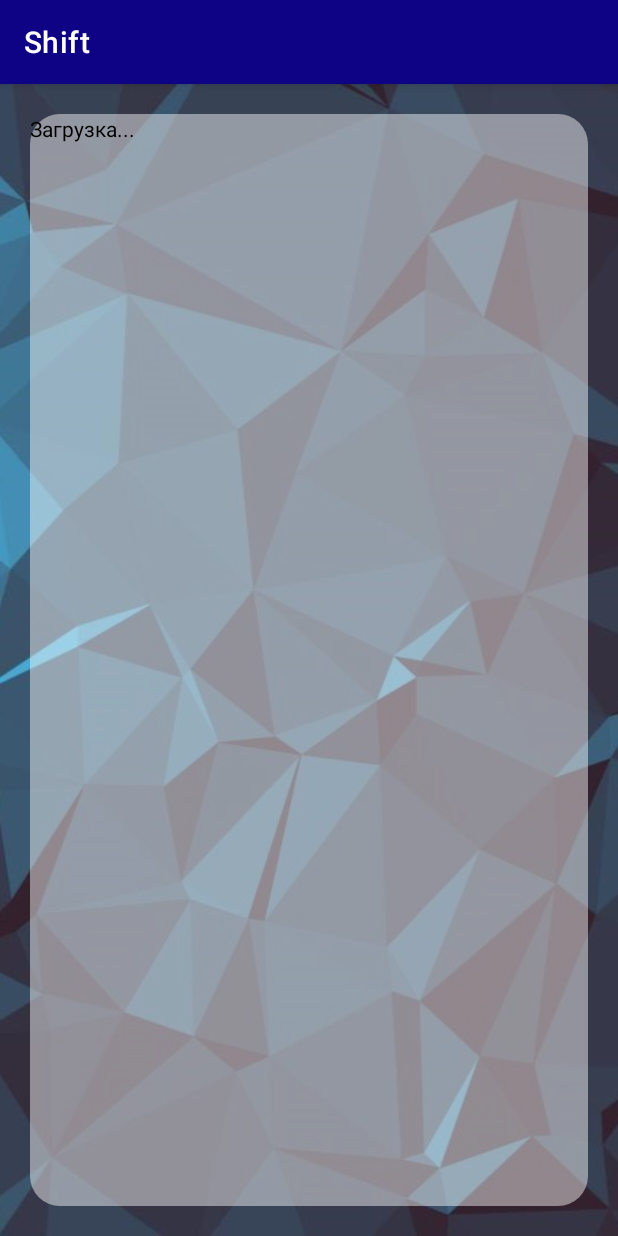
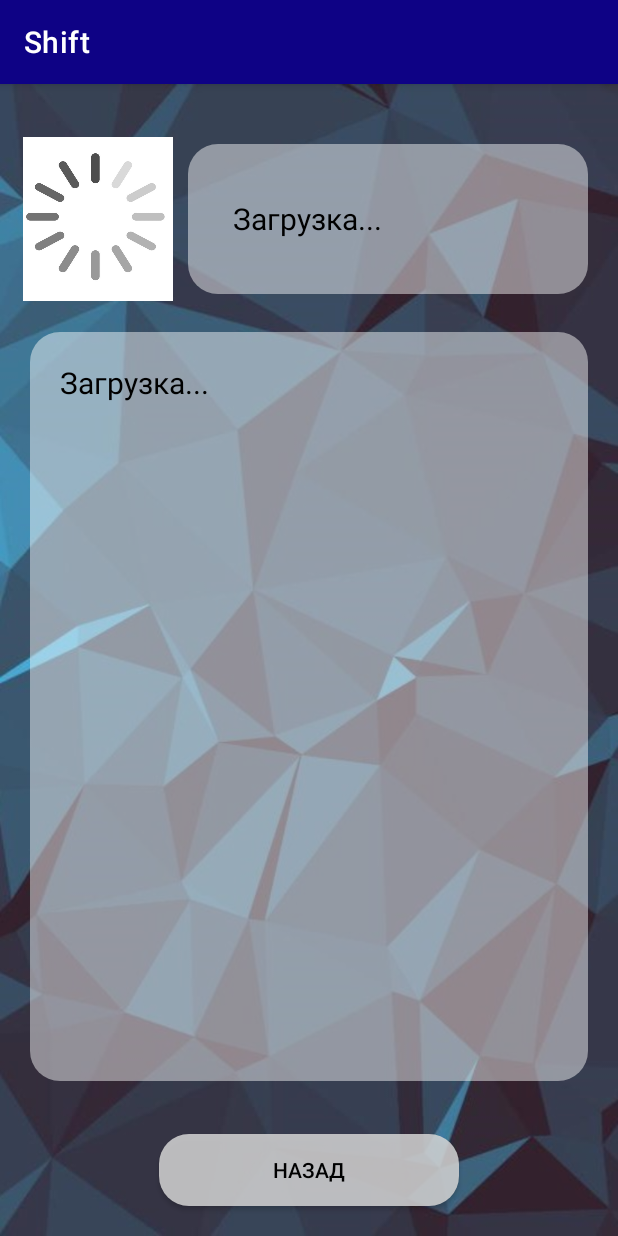
Before and after one commit to AndyCale/Shift, an Android app: the FullInformation screen opened directly, with no data from a screen before it, on a phone screen of 412 x 824 dp. Run offline under Robolectric (Android 15) with nearby library versions, the light colour scheme and no system bars; our stand-ins replace Picasso; network calls fail; pictures from the network do not load.

Commit message:
Added full information about person

```diff
--- a/app/src/main/java/com/example/shift/FullInformation.kt
+++ b/app/src/main/java/com/example/shift/FullInformation.kt
@@ -1,11 +1,14 @@
 package com.example.shift
 
+import android.content.Intent
 import androidx.appcompat.app.AppCompatActivity
 import android.os.Bundle
+import com.example.shift.FullInformation.Companion.number
 import com.example.shift.databinding.ActivityFullInformationBinding
 import com.example.shift.databinding.ActivityMainBinding
 import kotlin.concurrent.thread
 import com.example.shift.MainActivity
+import com.squareup.picasso.Picasso
 
 class FullInformation : AppCompatActivity() {
 
@@ -23,12 +26,20 @@ class FullInformation : AppCompatActivity() {
         _binding = ActivityFullInformationBinding.inflate(layoutInflater)
         setContentView(binding.root)
         val number = getNumber()
+        if (number != null) {
+            binding.nameInFullInfo.text = number[0]
+            binding.fullInfo.text = number[1]
+            Picasso.get().load(number[2]).into(binding.imgInFullInfo)
+        }
 
-
+        binding.btnBack.setOnClickListener{
+            val intent = Intent(this@FullInformation, MainActivity::class.java)
+            startActivity(intent)
+        }
     }
 
-    fun getNumber() : Int {
-        val numPeople = intent.getIntExtra(number, 0)
+    fun getNumber() : Array<out String>? {
+        val numPeople = intent.getStringArrayExtra(number)
         return numPeople
     }
 }
--- a/app/src/main/res/layout/activity_full_information.xml
+++ b/app/src/main/res/layout/activity_full_information.xml
@@ -1,21 +1,61 @@
 <?xml version="1.0" encoding="utf-8"?>
-<androidx.constraintlayout.widget.ConstraintLayout xmlns:android="http://schemas.android.com/apk/res/android"
-    xmlns:app="http://schemas.android.com/apk/res-auto"
+<LinearLayout xmlns:android="http://schemas.android.com/apk/res/android"
     xmlns:tools="http://schemas.android.com/tools"
+    tools:context=".MainActivity"
     android:layout_width="match_parent"
     android:layout_height="match_parent"
-    tools:context=".FullInformation"
-    android:background="@drawable/background">
+    android:orientation="vertical"
+    android:background="@drawable/background"
+    android:paddingTop="20dp">
+
+    <LinearLayout
+        android:layout_width="match_parent"
+        android:layout_height="wrap_content"
+        android:orientation="horizontal"
+        android:paddingEnd="20dp">
+
+        <ImageView
+            android:id="@+id/imgInFullInfo"
+            android:layout_width="120dp"
+            android:layout_height="120dp"
+            android:contentDescription="@string/picture_load"
+            android:src="@drawable/pic_loading"
+            style="@style/imagePeople">
+        </ImageView>
+
+        <TextView
+            android:id="@+id/nameInFullInfo"
+            android:layout_width="match_parent"
+            android:layout_height="100dp"
+            android:background="@drawable/shape_background_brief"
+            android:layout_marginTop="20dp"
+            android:text="@string/text_loading"
+            android:gravity="start|center"
+            android:paddingHorizontal="30dp"
+            android:textSize="20sp">
+        </TextView>
+    </LinearLayout>
 
     <TextView
+        android:id="@+id/fullInfo"
         android:layout_width="match_parent"
-        android:layout_height="match_parent"
-        android:layout_margin="20dp"
+        android:layout_height="wrap_content"
+        android:layout_marginHorizontal="20dp"
+        android:layout_marginBottom="35dp"
+        android:layout_marginTop="5dp"
         android:background="@drawable/shape_background_brief"
         android:text="@string/text_loading"
-        >
-
+        android:padding="20dp"
+        android:textSize="20sp"
+        android:layout_weight="1">
     </TextView>
 
-
-</androidx.constraintlayout.widget.ConstraintLayout>
+    <androidx.appcompat.widget.AppCompatButton
+    android:id="@+id/btnBack"
+    android:layout_width="wrap_content"
+    android:layout_height="wrap_content"
+    android:layout_gravity="center_horizontal"
+    android:layout_marginBottom="20dp"
+    android:text="@string/back"
+    android:background="@drawable/shape_btn_update"/>
+</LinearLayout>
--- a/app/src/main/res/values/strings.xml
+++ b/app/src/main/res/values/strings.xml
@@ -4,4 +4,5 @@
     <string name="head_title">Несуществующие люди</string>
     <string name="update">Обновить список</string>
     <string name="picture_load">Загрузка картинки</string>
+    <string name="back">Назад</string>
 </resources>
```
Also changed, not shown: app/src/main/java/com/example/shift/MainActivity.kt (+28 -12 lines), app/src/main/java/com/example/shift/db/dbNameClass.kt (+1 -6 lines), 2 other files.
